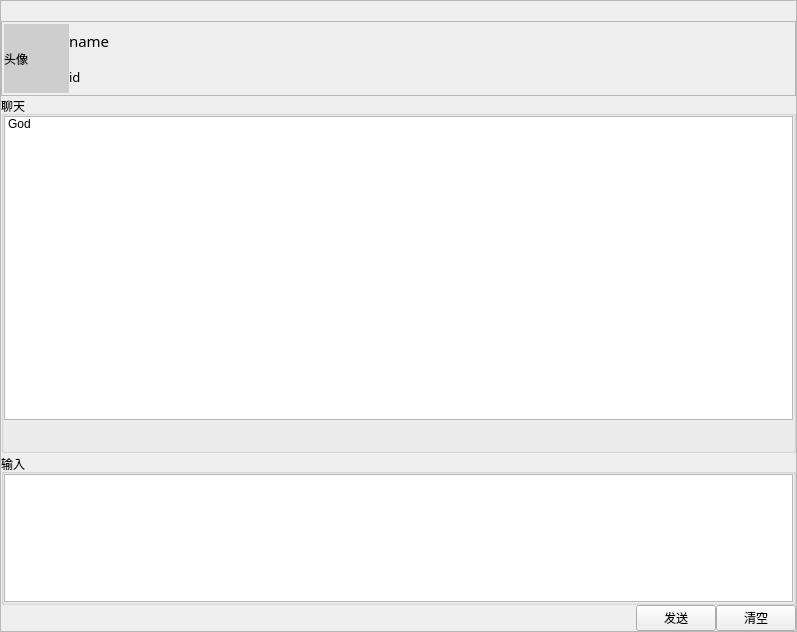
The window that QQdemo/chat.ui (Mine268/chatroom_qt) describes before a commit, drawn with Qt 5.
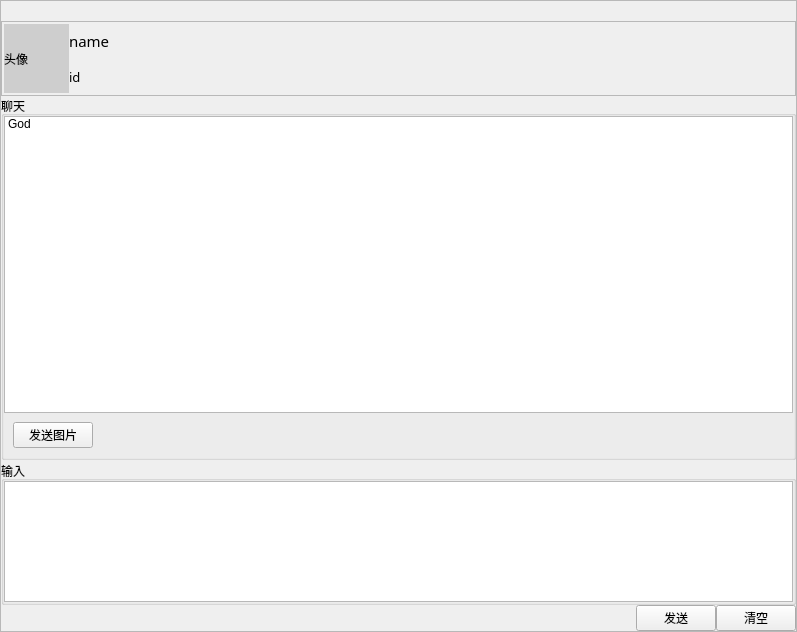
The same window after the commit. Icons and pictures are not drawn.

Commit message: 聊天界面修改

Diff of the .ui file:
```diff
--- a/QQdemo/chat.ui
+++ b/QQdemo/chat.ui
@@ -331,11 +331,39 @@
               <height>30</height>
              </size>
             </property>
+            <layout class="QHBoxLayout" name="horizontalLayout_5">
+             <item>
+              <widget class="QPushButton" name="send_2">
+               <property name="maximumSize">
+                <size>
+                 <width>80</width>
+                 <height>30</height>
+                </size>
+               </property>
+               <property name="text">
+                <string>发送图片</string>
+               </property>
+              </widget>
+             </item>
+             <item>
+              <spacer name="horizontalSpacer_4">
+               <property name="orientation">
+                <enum>Qt::Horizontal</enum>
+               </property>
+               <property name="sizeHint" stdset="0">
+                <size>
+                 <width>690</width>
+                 <height>20</height>
+                </size>
+               </property>
+              </spacer>
+             </item>
+            </layout>
            </widget>
           </item>
          </layout>
         </widget>
-        <widget class="QWidget" name="">
+        <widget class="QWidget" name="layoutWidget">
          <layout class="QVBoxLayout" name="verticalLayout_2">
           <property name="spacing">
            <number>0</number>
```
The commit also changes 5 other files.
